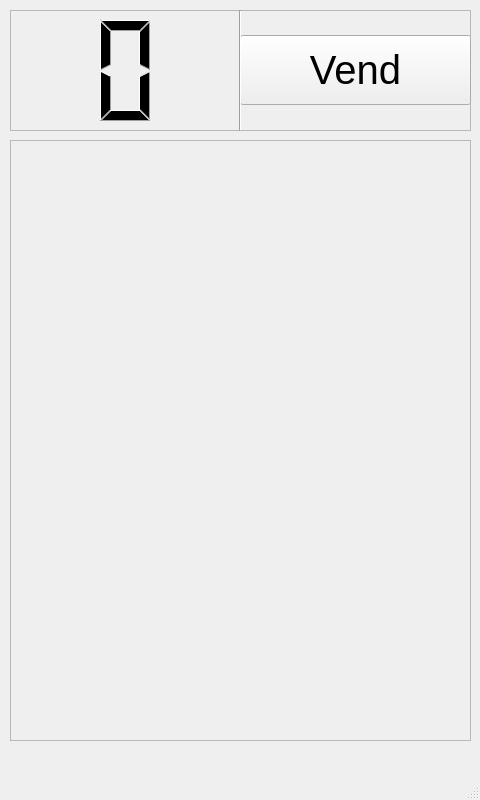
Qt form umati/UmatiMainView.ui (kheimerl/umati) before a commit.
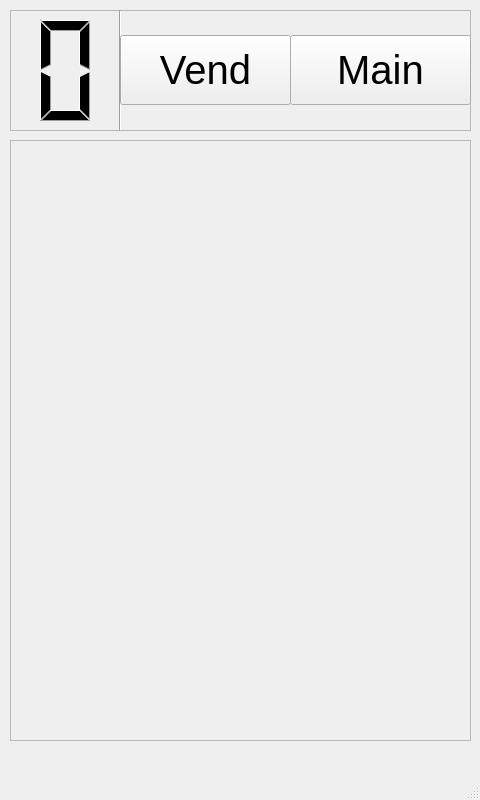
The same form after that commit.

The edit to the form file:
```diff
--- a/umati/UmatiMainView.ui
+++ b/umati/UmatiMainView.ui
@@ -38,9 +38,9 @@
     <widget class="QWidget" name="gridLayoutWidget">
      <property name="geometry">
       <rect>
-       <x>230</x>
+       <x>280</x>
        <y>0</y>
-       <width>231</width>
+       <width>181</width>
        <height>121</height>
       </rect>
      </property>
@@ -59,7 +59,7 @@
          </font>
         </property>
         <property name="text">
-         <string>Vend</string>
+         <string>Main</string>
         </property>
        </widget>
       </item>
@@ -70,7 +70,7 @@
       <rect>
        <x>0</x>
        <y>0</y>
-       <width>231</width>
+       <width>111</width>
        <height>121</height>
       </rect>
      </property>
@@ -90,7 +90,7 @@
     <widget class="Line" name="line">
      <property name="geometry">
       <rect>
-       <x>220</x>
+       <x>100</x>
        <y>0</y>
        <width>20</width>
        <height>121</height>
@@ -100,6 +100,36 @@
       <enum>Qt::Vertical</enum>
      </property>
     </widget>
+    <widget class="QWidget" name="gridLayoutWidget_2">
+     <property name="geometry">
+      <rect>
+       <x>110</x>
+       <y>0</y>
+       <width>171</width>
+       <height>121</height>
+      </rect>
+     </property>
+     <layout class="QGridLayout" name="gridLayout_2">
+      <item row="0" column="0">
+       <widget class="QPushButton" name="vendButton">
+        <property name="minimumSize">
+         <size>
+          <width>0</width>
+          <height>70</height>
+         </size>
+        </property>
+        <property name="font">
+         <font>
+          <pointsize>30</pointsize>
+         </font>
+        </property>
+        <property name="text">
+         <string>Vend</string>
+        </property>
+       </widget>
+      </item>
+     </layout>
+    </widget>
    </widget>
    <widget class="QFrame" name="BodyFrame">
     <property name="geometry">
```
Left out of the diff: 2 changed lines with no effect on the pictures.
